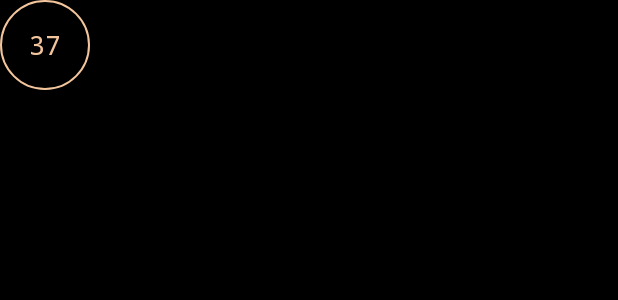
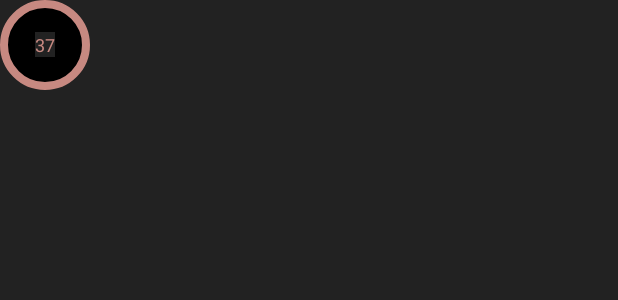
Before and after one commit to realm/RealmPop, an Android app: the layout bubble.xml on its own in the app's theme, with its tools: preview values and no code run, on a phone screen of 412 x 824 dp. Shown: the top 300 px of the screen. Run offline under Robolectric (Android 15) with nearby library versions, the phone set to English and light mode, and no system bars.

Commit message:
Update bubble colors to match iOS

```diff
--- a/Android/app/build.gradle
+++ b/Android/app/build.gradle
@@ -38,7 +38,7 @@ android {
             // This will automatically detect the IP address of the machine building RealmTasks.
             // It is assumed that this machine is also running the Object Server.
             // If not, replace 'host' with the IP of the machine hosting the server.
-            buildConfigField "String", "OBJECT_SERVER_IP", "\"${host}\""
+            buildConfigField "String", "OBJECT_SERVER_IP", "\"${cloudHost}\""
 
         }
 
--- a/Android/app/src/main/java/realm/io/realmpop/util/BubbleConstants.java
+++ b/Android/app/src/main/java/realm/io/realmpop/util/BubbleConstants.java
@@ -10,6 +10,6 @@ public class BubbleConstants {
     public static final String PASSWORD = "password";
 
 
-    public static final int bubbleCount = 15;
+    public static final int bubbleCount = 7;
     public static final int bubbleValueMax = 80;
 }
--- a/Android/app/src/main/res/drawable/circle_bg.xml
+++ b/Android/app/src/main/res/drawable/circle_bg.xml
@@ -5,10 +5,10 @@
         android:width="100dp"
         android:height="100dp" />
     <stroke
-        android:width="1dp"
-        android:color="@color/colorAccent"
+        android:width="5dp"
+        android:color="@color/bubbleColor"
         />
 
-    <solid android:color="@color/colorBlack" />
+    <solid android:color="@color/bubbleBackground" />
 
 </shape>
--- a/Android/app/src/main/res/layout/bubble.xml
+++ b/Android/app/src/main/res/layout/bubble.xml
@@ -5,11 +5,12 @@
     xmlns:tools="http://schemas.android.com/tools"
     android:background="@drawable/circle_bg">
     <TextView
-        style="@style/Text.SalmonTextView"
+        style="@style/Text.BubbleTextView"
         android:id="@+id/bubbleValue"
         android:layout_centerInParent="true"
         android:layout_width="wrap_content"
         android:layout_height="wrap_content"
+        android:textSize="12sp"
         tools:text="37"
         />
 </RelativeLayout>
--- a/Android/app/src/main/res/values/colors.xml
+++ b/Android/app/src/main/res/values/colors.xml
@@ -3,12 +3,17 @@
     <color name="colorPrimary">@color/colorBlack</color>
     <color name="colorPrimaryDark">@color/colorBlack</color>
     <color name="colorAccent">#F3C59D</color>
+
     <color name="playerAvailableColor">#FCC397</color>
 
-    <color name="colorBlack">#000000</color>
+    <color name="bubbleColor">#C78981</color>
+    <color name="bubbleBackground">#000000</color>
+
     <color name="textBackground">#FFFFFF</color>
+    <color name="grayBackground">#686868</color>
+
+    <color name="colorBlack">#222222</color>
     <color name="colorBlue">#3277F3</color>
+    <color name="grayText">#6D6D72</color>
 
-    <color name="grayText">#6D6D72</color>
-    <color name="grayBackground">#686868</color>
 </resources>
--- a/Android/app/src/main/res/values/styles.xml
+++ b/Android/app/src/main/res/values/styles.xml
@@ -16,7 +16,6 @@
     </style>
 
     <style name="Text" parent="@android:style/TextAppearance">
-        <item name="android:typeface">monospace</item>
         <item name="android:textSize">18sp</item>
         <item name="android:layout_margin">@dimen/realm_pop_text_margin</item>
         <item name="fontPath">fonts/PressStart2P.ttf</item>
@@ -24,6 +23,10 @@
 
     <style name="Text.SalmonTextView">
         <item name="android:textColor">@color/colorAccent</item>
+    </style>
+
+    <style name="Text.BubbleTextView">
+        <item name="android:textColor">@color/bubbleColor</item>
     </style>
 
     <style name="Text.WhiteTextView">
```
Also changed, not shown: 1 other file.
